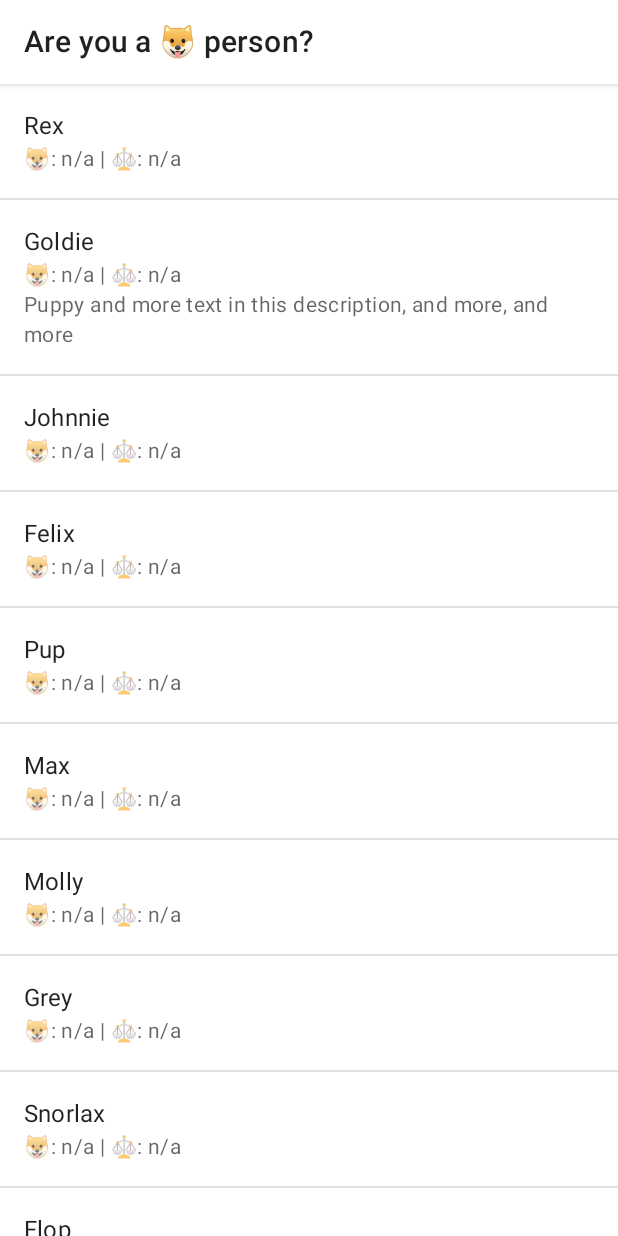
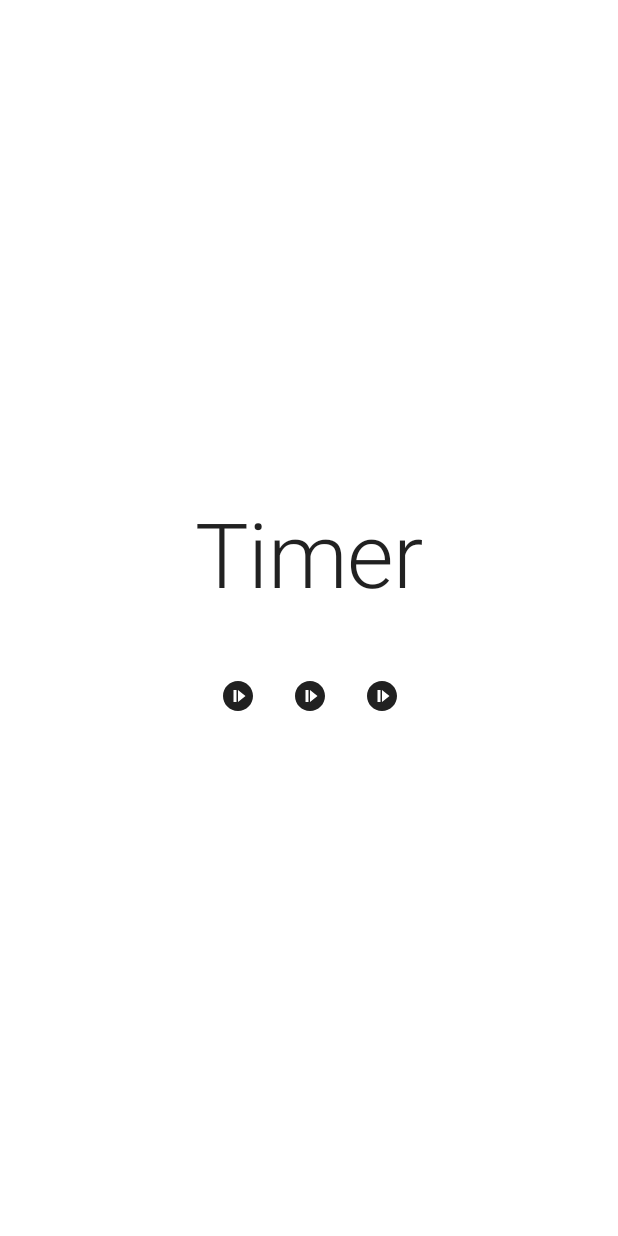
Before and after one commit to sol-digital/compose_challenge_week_2, an Android app built with Jetpack Compose: the screen it shows after launch (MainActivity), on a phone screen of 412 x 824 dp. Run offline under Robolectric (Android 15) with nearby library versions, the phone set to English and light mode, and no system bars.

Commit message:
My version of "Week #2 - Countdown timer"

```diff
--- a/app/src/main/java/com/example/androiddevchallenge/MainActivity.kt
+++ b/app/src/main/java/com/example/androiddevchallenge/MainActivity.kt
@@ -51,14 +51,12 @@ class MainActivity : AppCompatActivity() {
     override fun onBackPressed() {
         backToast?.cancel()
 
-        val isHome = model.isRootScreen
-        var needShowToast = isHome
+        var needShowToast = true
         if (backToast != null) {
             backToast = null
             needShowToast = false
         }
         when {
-            !model.isRootScreen -> model.closeScreen()
             needShowToast -> backToast = Toast.makeText(applicationContext, getString(R.string.toast_back_label), Toast.LENGTH_SHORT).apply {
                 setGravity(Gravity.CENTER, 0, 0)
                 show()
--- a/app/src/main/java/com/example/androiddevchallenge/ui/data/UiModel.kt
+++ b/app/src/main/java/com/example/androiddevchallenge/ui/data/UiModel.kt
@@ -22,26 +22,6 @@ import androidx.lifecycle.ViewModel
 
 class UiModel : ViewModel() {
 
-    var currentScreen by mutableStateOf(PuppiesScreen() as ScreenData)
-        private set
+    var isDone by mutableStateOf(false)
 
-    private val backStack = arrayListOf<ScreenData>()
-
-    val isRootScreen
-        get() = backStack.isEmpty()
-
-    private fun setScreen(screen: ScreenData) {
-        backStack.clear()
-        currentScreen = screen
-    }
-
-    fun addScreen(screen: ScreenData) {
-        backStack.add(currentScreen)
-        currentScreen = screen
-    }
-
-    fun closeScreen(): Boolean = if (backStack.size > 0) {
-        currentScreen = backStack.removeLast()
-        true
-    } else false
 }
--- a/app/src/main/java/com/example/androiddevchallenge/ui/view/layout.kt
+++ b/app/src/main/java/com/example/androiddevchallenge/ui/view/layout.kt
@@ -15,47 +15,30 @@
  */
 package com.example.androiddevchallenge.ui.view
 
-import androidx.compose.animation.Crossfade
-import androidx.compose.foundation.Image
-import androidx.compose.foundation.clickable
-import androidx.compose.foundation.layout.*
-import androidx.compose.foundation.lazy.LazyColumn
-import androidx.compose.foundation.lazy.items
-import androidx.compose.foundation.lazy.rememberLazyListState
-import androidx.compose.foundation.rememberScrollState
-import androidx.compose.foundation.verticalScroll
-import androidx.compose.material.ContentAlpha
-import androidx.compose.material.Divider
+
+
+import androidx.compose.foundation.layout.Box
+import androidx.compose.foundation.layout.Column
+import androidx.compose.foundation.layout.Row
+import androidx.compose.foundation.layout.fillMaxSize
+import androidx.compose.foundation.layout.padding
+import androidx.compose.foundation.layout.requiredWidth
+import androidx.compose.material.AlertDialog
 import androidx.compose.material.Icon
 import androidx.compose.material.IconButton
-import androidx.compose.material.LocalContentAlpha
 import androidx.compose.material.MaterialTheme
-import androidx.compose.material.Scaffold
 import androidx.compose.material.Surface
 import androidx.compose.material.Text
-import androidx.compose.material.TopAppBar
+import androidx.compose.material.TextButton
 import androidx.compose.material.icons.Icons
-import androidx.compose.material.icons.filled.ArrowBack
+import androidx.compose.material.icons.filled.NotStarted
 import androidx.compose.runtime.Composable
-import androidx.compose.runtime.CompositionLocalProvider
-import androidx.compose.runtime.remember
+import androidx.compose.ui.Alignment
 import androidx.compose.ui.Modifier
-import androidx.compose.ui.layout.ContentScale
-import androidx.compose.ui.res.colorResource
-import androidx.compose.ui.res.painterResource
-import androidx.compose.ui.res.stringResource
-import androidx.compose.ui.text.style.TextOverflow
 import androidx.compose.ui.unit.dp
 import androidx.lifecycle.viewmodel.compose.viewModel
-import com.example.androiddevchallenge.R
 import com.example.androiddevchallenge.ui.data.LayoutGridParams
-import com.example.androiddevchallenge.ui.data.PuppiesScreen
-import com.example.androiddevchallenge.ui.data.PuppyDetailsScreen
-import com.example.androiddevchallenge.ui.data.PuppyItem
-import com.example.androiddevchallenge.ui.data.ScreenData
 import com.example.androiddevchallenge.ui.data.UiModel
-import com.example.androiddevchallenge.ui.data.puppiesData
-import com.example.androiddevchallenge.ui.theme.getNavBgColor
 import kotlin.math.max
 import kotlin.math.min
 
@@ -90,28 +73,6 @@ fun getLayoutGridParams(dpWidth: Double): LayoutGridParams {
     return LayoutGridParams(size, columns, if (dpWidth < 720) 16 else 24, dpWidth / columns)
 }
 
-@Composable
-fun getVerticalScrollState(screenData: ScreenData) = rememberScrollState(
-    remember { screenData.verticalScrollState?.value ?: 0 }
-).also {
-    screenData.verticalScrollState = it
-}
-
-@Composable
-fun getHorizontalScrollState(screenData: ScreenData) = rememberScrollState(
-    remember { screenData.horizontalScrollState?.value ?: 0 }
-).also {
-    screenData.horizontalScrollState = it
-}
-
-@Composable
-fun getLazyListState(screenData: ScreenData) = rememberLazyListState(
-    remember { screenData.lazyListState?.firstVisibleItemIndex ?: 0 },
-    remember { screenData.lazyListState?.firstVisibleItemScrollOffset ?: 0 }
-).also {
-    screenData.lazyListState = it
-}
-
 fun Modifier.workspaceSize() = fillMaxSize().run {
     if (layoutParams.screenType == XSMALL) this else {
         requiredWidth(
@@ -133,101 +94,47 @@ fun Modifier.dialogSize() = requiredWidth(
 @Composable
 fun MyApp() {
     val model = uiModel
-    val screenState = model.currentScreen
-    val isRoot = model.isRootScreen
-    val backIcon = @Composable {
-        IconButton(
-            onClick = {
-                model.closeScreen()
-            }
-        ) { Icon(Icons.Default.ArrowBack, contentDescription = stringResource(R.string.close_label)) }
-    }
-    Scaffold(
-        backgroundColor = colorResource(R.color.background),
-        topBar = {
-            TopAppBar(
-                navigationIcon = if (!isRoot) backIcon else null,
-                backgroundColor = getNavBgColor(),
-                title = {
-                    Text(
-                        text = when (screenState) {
-                            is PuppiesScreen -> stringResource(R.string.puppy_list)
-                            is PuppyDetailsScreen -> stringResource(R.string.puppy_details, screenState.data.title)
-                            else -> stringResource(R.string.app_name)
-                        },
-                        maxLines = 1, overflow = TextOverflow.Ellipsis, softWrap = false
-                    )
+
+    if (model.isDone) AlertDialog(
+        onDismissRequest = {
+            model.isDone = false
+        },
+        title = {
+            Text(text = "Title")
+        },
+        text = {
+            Text("This area typically contains the supportive text ")
+        },
+        confirmButton = {
+            TextButton(
+                onClick = {
+                    model.isDone = false
                 }
-            )
-        }
-    ) { innerPadding ->
-        Surface(
-            modifier = Modifier
-                .workspaceSize()
-                .padding(innerPadding),
-            elevation = if (layoutParams.screenType == XSMALL) 0.dp else 1.dp
-        ) {
-            Crossfade(targetState = screenState) {
-                when (it) {
-                    is PuppiesScreen -> DrawPuppies(it)
-                    is PuppyDetailsScreen -> DrawPuppyDetails(it)
-                }
+            ) {
+                Text("Close")
             }
         }
-    }
-}
+    )
 
-@Composable
-fun DrawPuppies(screenData: ScreenData) {
-    Surface {
-        LazyColumn(
-            modifier = Modifier.fillMaxSize(),
-            state = getLazyListState(screenData)
-        ) {
-            items(items = puppiesData) { item -> PuppyItem(item) }
-        }
-    }
-}
-
-@Composable
-fun PuppyItem(item: PuppyItem) {
-    val model = uiModel
-    Column(
-        modifier = Modifier.fillMaxWidth().clickable {
-            model.addScreen(PuppyDetailsScreen(item))
-        }
-    ) {
-        Row(modifier = Modifier.padding(vertical = 16.dp)) {
-            Column(modifier = Modifier.padding(horizontal = 16.dp)) {
-                Text(text = item.title, style = MaterialTheme.typography.subtitle1)
-                CompositionLocalProvider(LocalContentAlpha provides ContentAlpha.medium) {
-                    Text(text = item.description, style = MaterialTheme.typography.body2)
-                }
-            }
-        }
-        Divider()
-    }
-}
-
-@Composable
-fun DrawPuppyDetails(screenData: PuppyDetailsScreen) {
-    val puppy = screenData.data
-    Box(modifier = Modifier.fillMaxSize()) {
-        Column(modifier = Modifier.fillMaxSize().verticalScroll(getVerticalScrollState(screenData))) {
-            Spacer(modifier = Modifier.fillMaxWidth().aspectRatio(2f))
-            Surface {
-                Column(modifier = Modifier.fillMaxWidth().padding(16.dp)) {
-                    Text(text = puppy.title, style = MaterialTheme.typography.h2)
-                    Column(modifier = Modifier.padding(start = 4.dp, top = 8.dp)) {
-                        Text(text = puppy.description, style = MaterialTheme.typography.subtitle1)
-                        Spacer(Modifier.height(16.dp))
-                        CompositionLocalProvider(LocalContentAlpha provides ContentAlpha.medium) {
-                            Text(text = puppy.text, style = MaterialTheme.typography.body2)
-                            Spacer(Modifier.height(8.dp))
-                            Text(text = puppy.text, style = MaterialTheme.typography.body2)
-                            Spacer(Modifier.height(8.dp))
-                            Text(text = puppy.text, style = MaterialTheme.typography.body2)
-                        }
+    Surface(modifier = Modifier.fillMaxSize()) {
+        Box(modifier = Modifier.fillMaxSize().padding(32.dp), contentAlignment = Alignment.Center) {
+            Column(horizontalAlignment = Alignment.CenterHorizontally) {
+                Text(text = "Timer", style = MaterialTheme.typography.h2)
+                Row(modifier = Modifier.padding(top = 32.dp)) {
+                    IconButton(onClick = {
+                        model.isDone = true
+                    }) {
+                        Icon(Icons.Default.NotStarted, contentDescription = "Start")
+                    }
+                    IconButton(onClick = {
+                        model.isDone = true
+                    }) {
+                        Icon(Icons.Default.NotStarted, contentDescription = "Start")
+                    }
+                    IconButton(onClick = {
+                        model.isDone = true
+                    }) {
+                        Icon(Icons.Default.NotStarted, contentDescription = "Start")
                     }
                 }
             }
```
